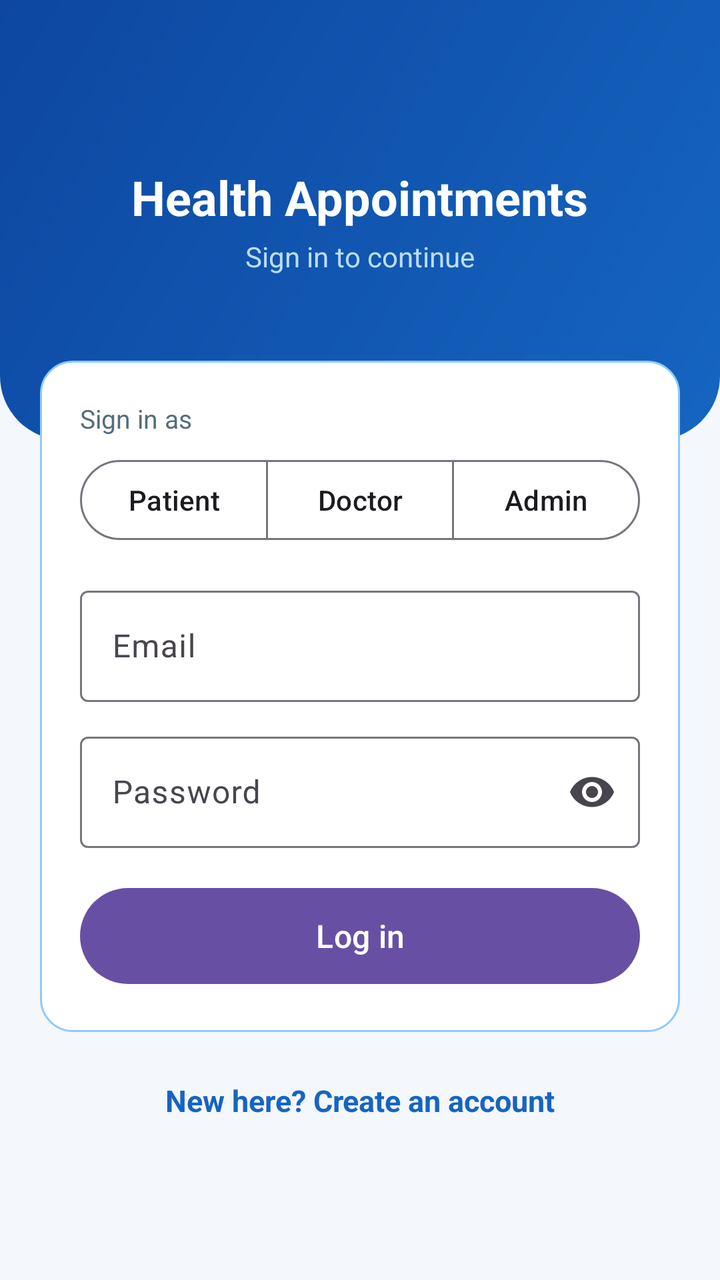
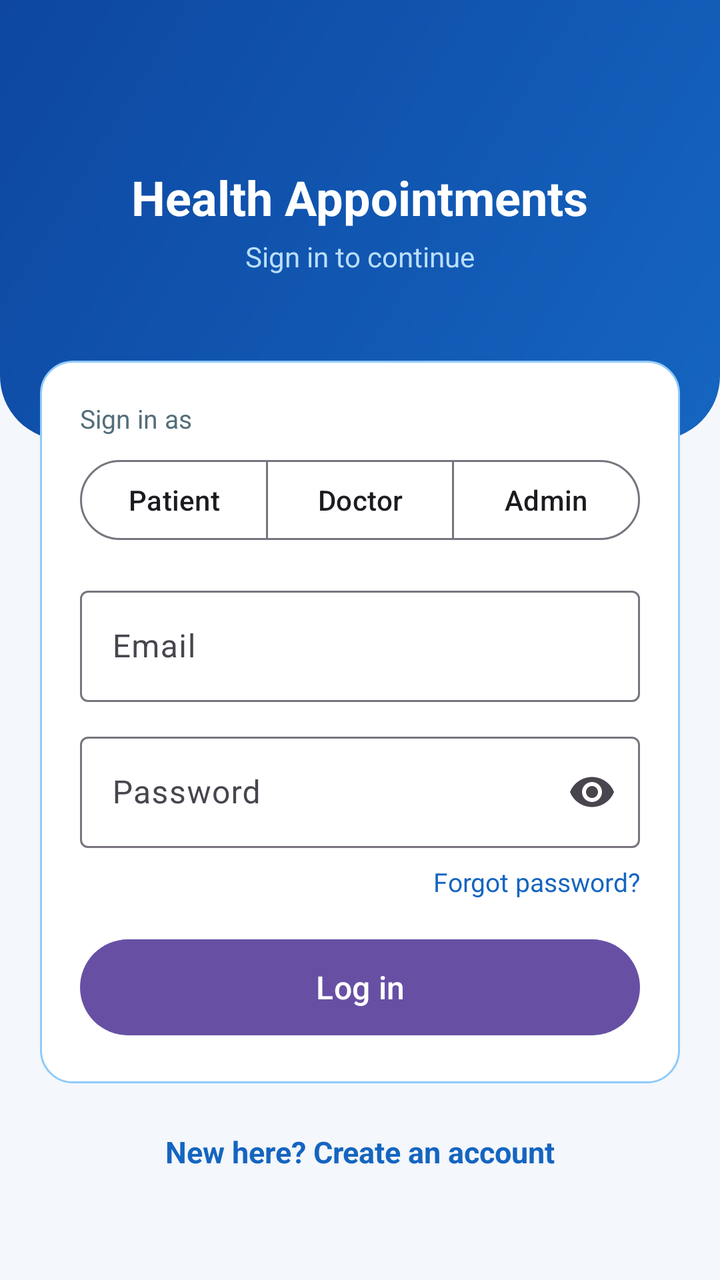

Before-and-after screenshots of an Android layout around one commit, followed by the original layout XML and the change that was made.
<!-- AndroidManifest.xml: application theme Theme.HealthAppointmentManagementSystem -->
<!-- res/layout/fragment_login.xml -->
<?xml version="1.0" encoding="utf-8"?>
<ScrollView xmlns:android="http://schemas.android.com/apk/res/android"
    xmlns:app="http://schemas.android.com/apk/res-auto"
    android:layout_width="match_parent"
    android:layout_height="match_parent"
    android:background="#F4F7FB"
    android:fillViewport="true">

    <LinearLayout
        android:layout_width="match_parent"
        android:layout_height="wrap_content"
        android:orientation="vertical">

        <LinearLayout
            android:layout_width="match_parent"
            android:layout_height="220dp"
            android:background="@drawable/bg_header"
            android:gravity="center"
            android:orientation="vertical">

            <TextView
                android:layout_width="wrap_content"
                android:layout_height="wrap_content"
                android:text="Health Appointments"
                android:textColor="#FFFFFF"
                android:textSize="24sp"
                android:textStyle="bold" />

            <TextView
                android:layout_width="wrap_content"
                android:layout_height="wrap_content"
                android:layout_marginTop="4dp"
                android:text="Sign in to continue"
                android:textColor="#BBDEFB"
                android:textSize="14sp" />
        </LinearLayout>

        <LinearLayout
            android:layout_width="match_parent"
            android:layout_height="wrap_content"
            android:layout_marginStart="20dp"
            android:layout_marginTop="-40dp"
            android:layout_marginEnd="20dp"
            android:background="@drawable/bg_card"
            android:orientation="vertical"
            android:padding="20dp">

            <TextView
                android:layout_width="match_parent"
                android:layout_height="wrap_content"
                android:text="Sign in as"
                android:textColor="#546E7A"
                android:textSize="13sp" />

            <com.google.android.material.button.MaterialButtonToggleGroup
                android:id="@+id/toggleRole"
                android:layout_width="match_parent"
                android:layout_height="wrap_content"
                android:layout_marginTop="8dp"
                android:layout_marginBottom="16dp"
                app:selectionRequired="true"
                app:singleSelection="true">

                <com.google.android.material.button.MaterialButton
                    android:id="@+id/btnRolePatient"
                    style="?attr/materialButtonOutlinedStyle"
                    android:layout_width="0dp"
                    android:layout_height="wrap_content"
                    android:layout_weight="1"
                    android:text="Patient"
                    android:textAllCaps="false" />

                <com.google.android.material.button.MaterialButton
                    android:id="@+id/btnRoleDoctor"
                    style="?attr/materialButtonOutlinedStyle"
                    android:layout_width="0dp"
                    android:layout_height="wrap_content"
                    android:layout_weight="1"
                    android:text="Doctor"
                    android:textAllCaps="false" />

                <com.google.android.material.button.MaterialButton
                    android:id="@+id/btnRoleAdmin"
                    style="?attr/materialButtonOutlinedStyle"
                    android:layout_width="0dp"
                    android:layout_height="wrap_content"
                    android:layout_weight="1"
                    android:text="Admin"
                    android:textAllCaps="false" />
            </com.google.android.material.button.MaterialButtonToggleGroup>

            <com.google.android.material.textfield.TextInputLayout
                android:layout_width="match_parent"
                android:layout_height="wrap_content"
                android:hint="Email">

                <com.google.android.material.textfield.TextInputEditText
                    android:id="@+id/editEmail"
                    android:layout_width="match_parent"
                    android:layout_height="wrap_content"
                    android:inputType="textEmailAddress" />
            </com.google.android.material.textfield.TextInputLayout>

            <com.google.android.material.textfield.TextInputLayout
                android:layout_width="match_parent"
                android:layout_height="wrap_content"
                android:layout_marginTop="12dp"
                android:hint="Password"
                app:endIconMode="password_toggle">

                <com.google.android.material.textfield.TextInputEditText
                    android:id="@+id/editPassword"
                    android:layout_width="match_parent"
                    android:layout_height="wrap_content"
                    android:inputType="textPassword" />
            </com.google.android.material.textfield.TextInputLayout>

            <TextView
                android:id="@+id/textError"
                android:layout_width="match_parent"
                android:layout_height="wrap_content"
                android:layout_marginTop="8dp"
                android:textColor="#B00020"
                android:visibility="gone" />

            <com.google.android.material.button.MaterialButton
                android:id="@+id/btnLogin"
                android:layout_width="match_parent"
                android:layout_height="56dp"
                android:layout_marginTop="16dp"
                android:text="Log in"
                android:textAllCaps="false"
                android:textSize="16sp" />
        </LinearLayout>

        <TextView
            android:id="@+id/textGoRegister"
            android:layout_width="match_parent"
            android:layout_height="wrap_content"
            android:layout_marginTop="24dp"
            android:layout_marginBottom="24dp"
            android:gravity="center"
            android:text="New here? Create an account"
            android:textColor="#1565C0"
            android:textSize="15sp"
            android:textStyle="bold" />
    </LinearLayout>
</ScrollView>
<!-- resources referenced by this layout -->
<resources>
  <!-- drawable bg_card (drawable) -->
  <?xml version="1.0" encoding="utf-8"?>
  <shape xmlns:android="http://schemas.android.com/apk/res/android"
      android:shape="rectangle">
      <solid android:color="#FFFFFF" />
      <corners android:radius="16dp" />
      <stroke
          android:width="1dp"
          android:color="#90CAF9" />
  </shape>
  <!-- drawable bg_header (drawable) -->
  <?xml version="1.0" encoding="utf-8"?>
  <shape xmlns:android="http://schemas.android.com/apk/res/android"
      android:shape="rectangle">
      <gradient
          android:angle="135"
          android:startColor="#1565C0"
          android:endColor="#0D47A1" />
      <corners
          android:bottomLeftRadius="32dp"
          android:bottomRightRadius="32dp" />
  </shape>
  <style name="Theme.HealthAppointmentManagementSystem" parent="Base.Theme.HealthAppointmentManagementSystem" />
  <style name="Base.Theme.HealthAppointmentManagementSystem" parent="Theme.Material3.DayNight.NoActionBar">
          
          
      </style>
</resources>

<!-- the commit's change to res/layout/fragment_login.xml (unified diff, before → after) -->
@@ -116,6 +116,16 @@
             </com.google.android.material.textfield.TextInputLayout>
 
             <TextView
+                android:id="@+id/textForgotPassword"
+                android:layout_width="wrap_content"
+                android:layout_height="wrap_content"
+                android:layout_gravity="end"
+                android:layout_marginTop="8dp"
+                android:text="Forgot password?"
+                android:textColor="#1565C0"
+                android:textSize="13sp" />
+
+            <TextView
                 android:id="@+id/textError"
                 android:layout_width="match_parent"
                 android:layout_height="wrap_content"
